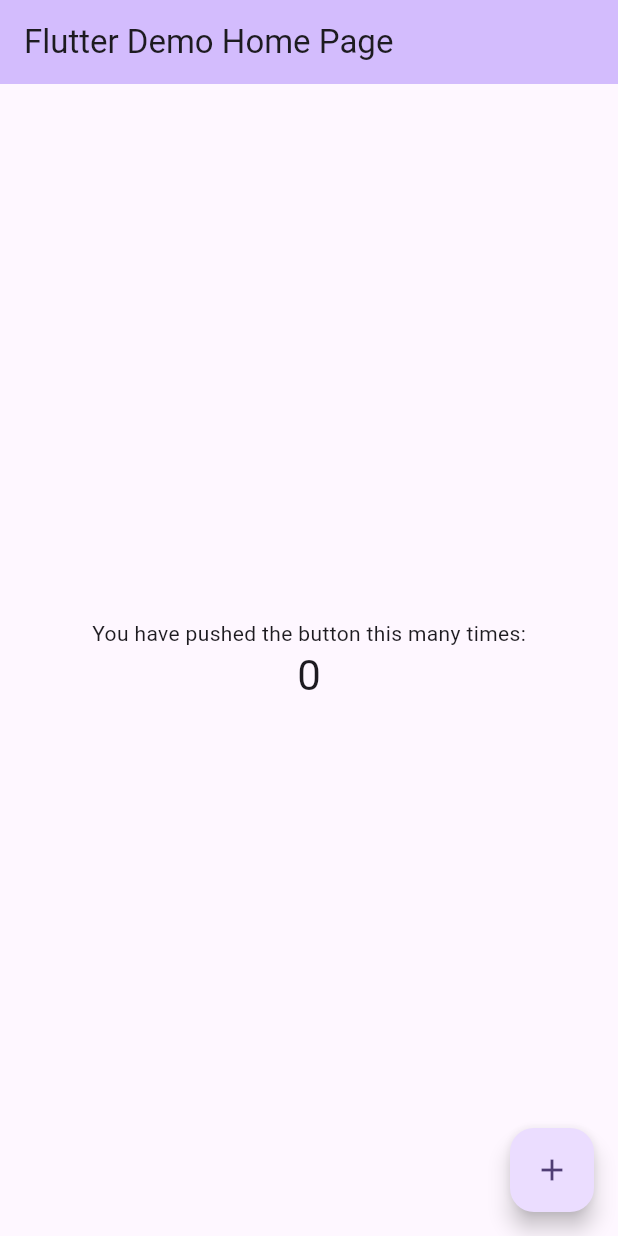
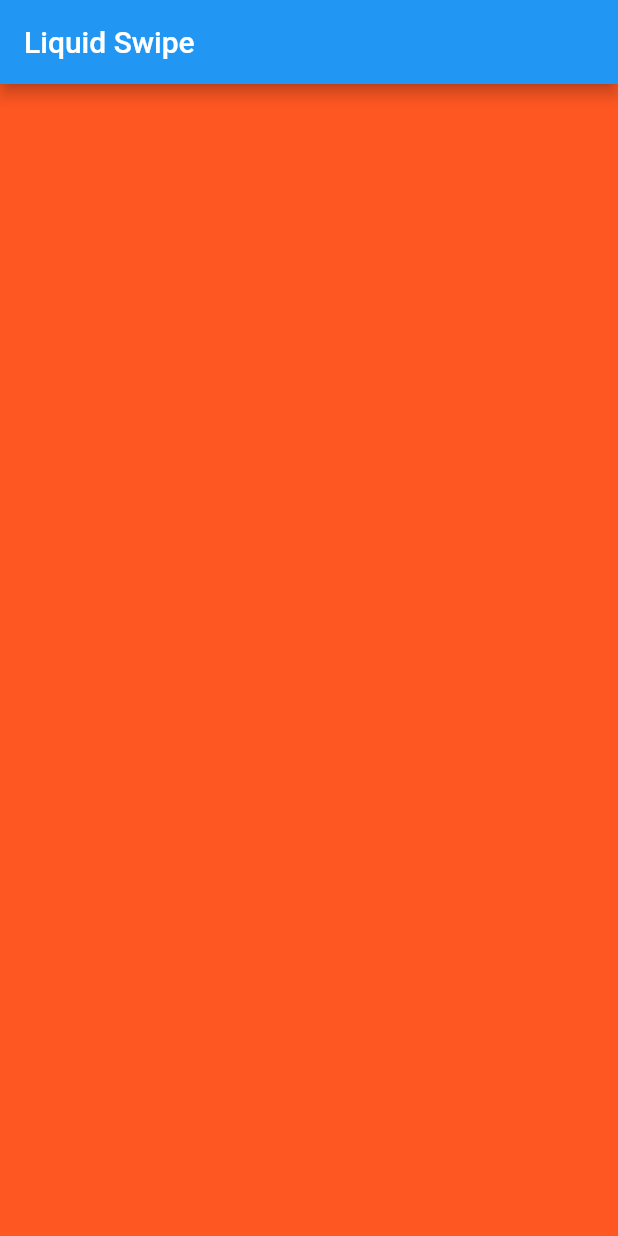
Before and after one commit to EusufUddin8926/liquid_swipe_demo, a Flutter app: the screen it shows after launch, on a phone screen of 412 x 824 dp. Run offline on Flutter 3.47's test engine with Material 2 defaults, Android fonts, the phone set to English and light mode, and no system bars; drawn by our look-alikes of liquid_swipe.

Commit message:
swipe add

```diff
--- a/lib/main.dart
+++ b/lib/main.dart
@@ -1,125 +1,42 @@
+import 'package:flutter/cupertino.dart';
 import 'package:flutter/material.dart';
+import 'package:liquid_swipe/liquid_swipe.dart';
 
 void main() {
-  runApp(const MyApp());
+  runApp(MyApp());
 }
 
 class MyApp extends StatelessWidget {
   const MyApp({super.key});
 
-  // This widget is the root of your application.
   @override
   Widget build(BuildContext context) {
     return MaterialApp(
-      title: 'Flutter Demo',
-      theme: ThemeData(
-        // This is the theme of your application.
-        //
-        // TRY THIS: Try running your application with "flutter run". You'll see
-        // the application has a blue toolbar. Then, without quitting the app,
-        // try changing the seedColor in the colorScheme below to Colors.green
-        // and then invoke "hot reload" (save your changes or press the "hot
-        // reload" button in a Flutter-supported IDE, or press "r" if you used
-        // the command line to start the app).
-        //
-        // Notice that the counter didn't reset back to zero; the application
-        // state is not lost during the reload. To reset the state, use hot
-        // restart instead.
-        //
-        // This works for code too, not just values: Most code changes can be
-        // tested with just a hot reload.
-        colorScheme: ColorScheme.fromSeed(seedColor: Colors.deepPurple),
-        useMaterial3: true,
-      ),
-      home: const MyHomePage(title: 'Flutter Demo Home Page'),
+      home: HomeScreen(),
+      debugShowCheckedModeBanner: false,
     );
   }
 }
 
-class MyHomePage extends StatefulWidget {
-  const MyHomePage({super.key, required this.title});
+class HomeScreen extends StatelessWidget {
+  HomeScreen({super.key});
 
-  // This widget is the home page of your application. It is stateful, meaning
-  // that it has a State object (defined below) that contains fields that affect
-  // how it looks.
-
-  // This class is the configuration for the state. It holds the values (in this
-  // case the title) provided by the parent (in this case the App widget) and
-  // used by the build method of the State. Fields in a Widget subclass are
-  // always marked "final".
-
-  final String title;
-
-  @override
-  State<MyHomePage> createState() => _MyHomePageState();
-}
-
-class _MyHomePageState extends State<MyHomePage> {
-  int _counter = 0;
-
-  void _incrementCounter() {
-    setState(() {
-      // This call to setState tells the Flutter framework that something has
-      // changed in this State, which causes it to rerun the build method below
-      // so that the display can reflect the updated values. If we changed
-      // _counter without calling setState(), then the build method would not be
-      // called again, and so nothing would appear to happen.
-      _counter++;
-    });
-  }
+  final pages = [
+    Container(color: Colors.deepOrange),
+    Container(color: Colors.green),
+    Container(color: Colors.blue),
+    Container(color: Colors.cyan),
+  ];
 
   @override
   Widget build(BuildContext context) {
-    // This method is rerun every time setState is called, for instance as done
-    // by the _incrementCounter method above.
-    //
-    // The Flutter framework has been optimized to make rerunning build methods
-    // fast, so that you can just rebuild anything that needs updating rather
-    // than having to individually change instances of widgets.
-    return Scaffold(
-      appBar: AppBar(
-        // TRY THIS: Try changing the color here to a specific color (to
-        // Colors.amber, perhaps?) and trigger a hot reload to see the AppBar
-        // change color while the other colors stay the same.
-        backgroundColor: Theme.of(context).colorScheme.inversePrimary,
-        // Here we take the value from the MyHomePage object that was created by
-        // the App.build method, and use it to set our appbar title.
-        title: Text(widget.title),
+    return SafeArea(
+      child: Scaffold(
+        appBar: AppBar(
+          title: Text("Liquid Swipe"),
+        ),
+        body: LiquidSwipe(pages: pages),
       ),
-      body: Center(
-        // Center is a layout widget. It takes a single child and positions it
-        // in the middle of the parent.
-        child: Column(
-          // Column is also a layout widget. It takes a list of children and
-          // arranges them vertically. By default, it sizes itself to fit its
-          // children horizontally, and tries to be as tall as its parent.
-          //
-          // Column has various properties to control how it sizes itself and
-          // how it positions its children. Here we use mainAxisAlignment to
-          // center the children vertically; the main axis here is the vertical
-          // axis because Columns are vertical (the cross axis would be
-          // horizontal).
-          //
-          // TRY THIS: Invoke "debug painting" (choose the "Toggle Debug Paint"
-          // action in the IDE, or press "p" in the console), to see the
-          // wireframe for each widget.
-          mainAxisAlignment: MainAxisAlignment.center,
-          children: <Widget>[
-            const Text(
-              'You have pushed the button this many times:',
-            ),
-            Text(
-              '$_counter',
-              style: Theme.of(context).textTheme.headlineMedium,
-            ),
-          ],
-        ),
-      ),
-      floatingActionButton: FloatingActionButton(
-        onPressed: _incrementCounter,
-        tooltip: 'Increment',
-        child: const Icon(Icons.add),
-      ), // This trailing comma makes auto-formatting nicer for build methods.
     );
   }
 }
--- a/pubspec.yaml
+++ b/pubspec.yaml
@@ -30,6 +30,7 @@ environment:
 dependencies:
   flutter:
     sdk: flutter
+  liquid_swipe: ^3.1.0
 
 
   # The following adds the Cupertino Icons font to your application.
```
Also changed, not shown: pubspec.lock.
